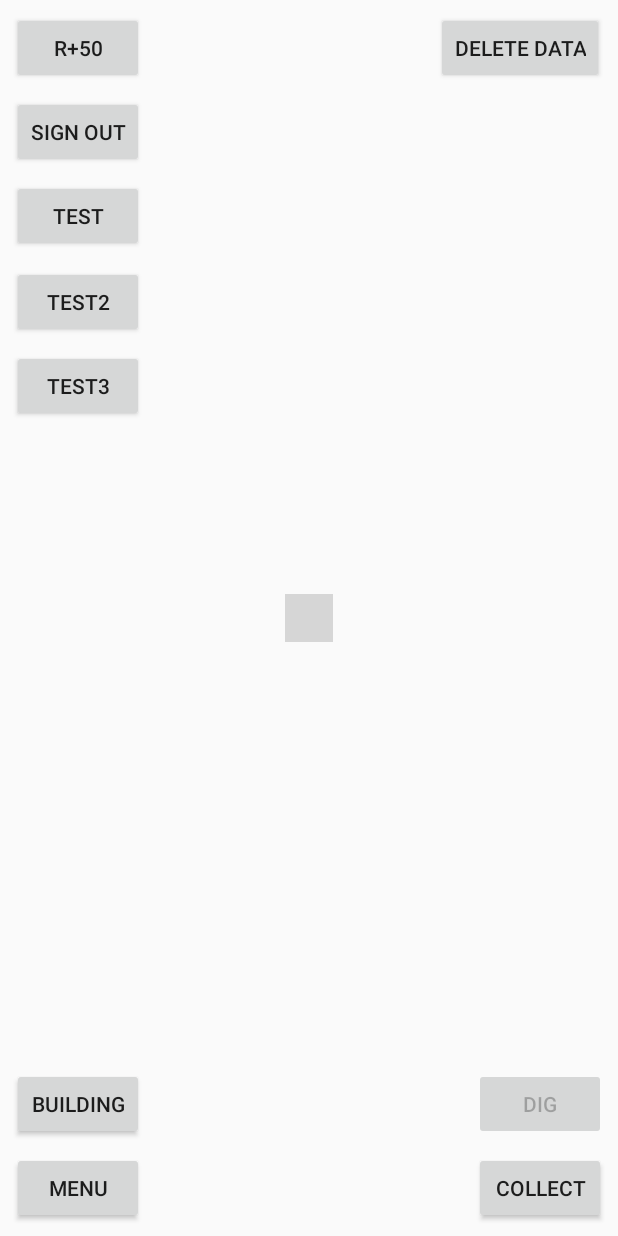
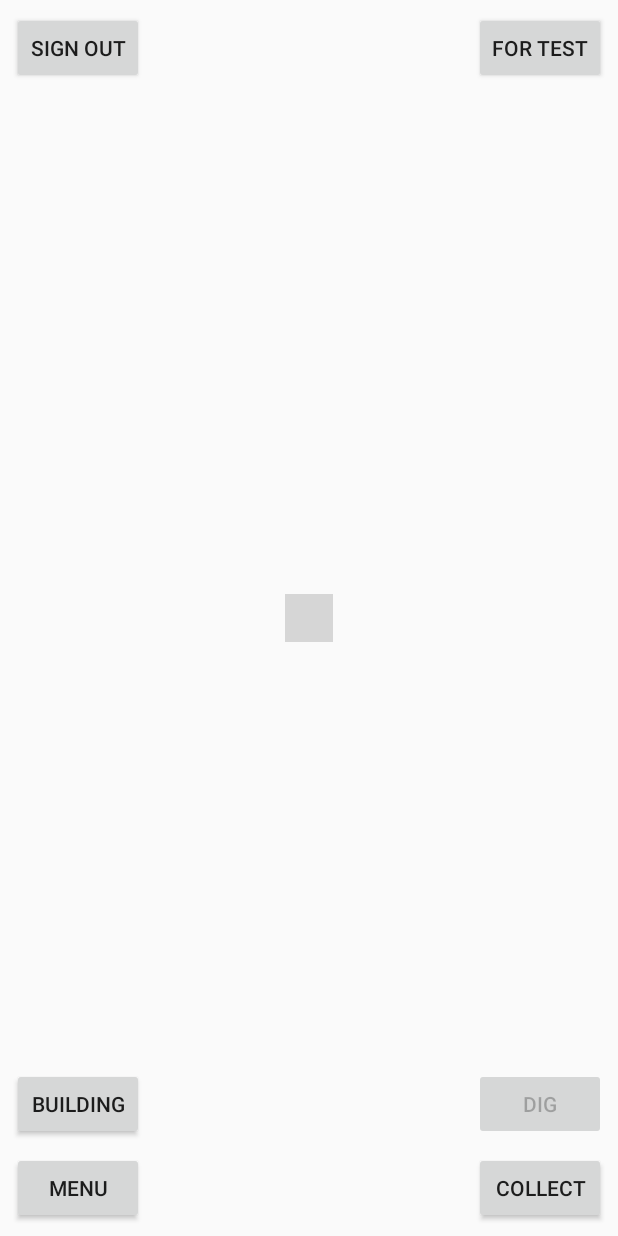
Before and after one commit to HanqinDu/Coinz, an Android app: the screen it shows after launch (MainActivity), on a phone screen of 412 x 824 dp. Run offline under Robolectric (Android 15) with nearby library versions, the phone set to English and light mode, and no system bars; our stand-ins replace Firebase (no records; nobody signed in at launch, a user with empty details on screens opened directly); libraries missing offline, so code that uses them is left out: com.mapbox.android, com.mapbox.mapboxsdk; plain views replace MapView; pictures from the network do not load; 9 statements that could not run were skipped; grey boxes are pictures that could not be loaded.

Commit message:
Unit test and debug

```diff
--- a/app/build.gradle
+++ b/app/build.gradle
@@ -35,6 +35,7 @@ dependencies {
     implementation 'com.android.support.constraint:constraint-layout:1.1.3'
     implementation 'com.android.support:design:28.0.0'
     testImplementation 'junit:junit:4.12'
+    androidTestImplementation 'com.android.support.test:rules:1.0.2'
     androidTestImplementation 'com.android.support.test:runner:1.0.2'
     androidTestImplementation 'com.android.support.test.espresso:espresso-core:3.0.2'
 
--- a/app/src/main/AndroidManifest.xml
+++ b/app/src/main/AndroidManifest.xml
@@ -33,7 +33,9 @@
         <activity android:name=".Activity.chest_Activity" />
         <activity android:name=".Activity.Building.library_Activity" />
         <activity android:name=".Activity.Building.appletonTower_Activity" />
-        <activity android:name=".Activity.Building.georgeSquare_Activity"></activity>
+        <activity android:name=".Activity.Building.georgeSquare_Activity" />
+        <activity android:name=".TestActivity" />
+        <activity android:name=".ToTestActivity"></activity>
     </application>
 
 </manifest>
--- a/app/src/main/java/s1615548/coinz/Activity/Building/appletonTower_Activity.kt
+++ b/app/src/main/java/s1615548/coinz/Activity/Building/appletonTower_Activity.kt
@@ -44,7 +44,7 @@ class appletonTower_Activity : AppCompatActivity() {
 
                 // update text and button
                 outputAppleton.text = result
-                introAppleton2.text = "golds: ${Golds.value}"
+                introAppleton2.text = "you have ${Golds.value.toInt()} golds"
                 btnBuyAppleton.isEnabled = Golds.value >= cost && Coins.coin_OnMap.size > 0
 
                 // save data
@@ -53,6 +53,9 @@ class appletonTower_Activity : AppCompatActivity() {
                 editor.putString("gold", Golds.value.toString())
                 editor.apply()
                 db.saveWallet()
+
+                // switch flag
+                Coins.map_change = true
 
             }else{
                 showToast("there is no coin on map")
--- a/app/src/main/java/s1615548/coinz/Activity/Building/georgeSquare_Activity.kt
+++ b/app/src/main/java/s1615548/coinz/Activity/Building/georgeSquare_Activity.kt
@@ -31,7 +31,7 @@ class georgeSquare_Activity : AppCompatActivity() {
             outputGeorge.text = Chest.tipLocation(LatLng(55.943585,-3.188791))
 
             // refresh text
-            introGeorge2.text = "golds: ${Golds.value}"
+            introGeorge2.text = "you have ${Golds.value.toInt()} golds"
 
             // save data
             val settings = getSharedPreferences("MyPrefsFile", Context.MODE_PRIVATE)
--- a/app/src/main/java/s1615548/coinz/Activity/Building/library_Activity.kt
+++ b/app/src/main/java/s1615548/coinz/Activity/Building/library_Activity.kt
@@ -34,7 +34,7 @@ class library_Activity : AppCompatActivity() {
 
             // refresh text and button
             outputLibrary.text = result
-            introLibrary2.text = "golds: ${Golds.value}"
+            introLibrary2.text = "you have ${Golds.value.toInt()} golds"
             btnBuyLibrary.isEnabled = Golds.value >= cost
 
             // save data
--- a/app/src/main/java/s1615548/coinz/Adapter/coins_gridview_adaptor.kt
+++ b/app/src/main/java/s1615548/coinz/Adapter/coins_gridview_adaptor.kt
@@ -38,6 +38,12 @@ class coins_gridview_adaptor(private val getContext: Context, private val Custom
 
         val item = custom_item[position]
 
+        if(selectedPositions[position]){
+            changeLight(Holder.img!!,-80)
+        }else{
+            changeLight(Holder.img!!,0)
+        }
+
         Holder.img!!.setImageResource(item.image)
         Holder.txt!!.setText(item.text)
 
--- a/app/src/main/java/s1615548/coinz/MainActivity.kt
+++ b/app/src/main/java/s1615548/coinz/MainActivity.kt
@@ -192,7 +192,7 @@ class MainActivity : AppCompatActivity(), OnMapReadyCallback, LocationEngineList
                 showToast("you find the chest!")
                 btndig.isEnabled = false
             }else{
-                showToast("there is nothing here, ${Chest.shovel} shovel left")
+                showToast("${Chest.tipLocation(LatLng(originLocation.latitude,originLocation.longitude))}, ${Chest.shovel} shovel left")
                 if(Chest.shovel <= 0){
                     btndig.isEnabled = false
                 }
@@ -230,44 +230,9 @@ class MainActivity : AppCompatActivity(), OnMapReadyCallback, LocationEngineList
         // test botton
 
         btnTest.setOnClickListener {
-            startActivity(Intent(this, library_Activity::class.java))
+            startActivity(Intent(this, TestActivity::class.java))
         }
 
-        btnTest2.setOnClickListener {
-            startActivity(Intent(this, georgeSquare_Activity::class.java))
-        }
-
-        btntest3.setOnClickListener {
-            startActivity(Intent(this, appletonTower_Activity::class.java))
-        }
-
-        btnDelete.setOnClickListener{
-
-            db.deleteAll()
-
-            Golds.value = 0.0
-
-            Coins.coin_InWallet.clear()
-            Coins.coin_OnMap.clear()
-            Coins.downloadDate = ""
-            Coins.transfer_made = 0
-
-            Chest.chest_State = 0
-            Chest.shovel = 5
-            Chest.attempt = 8
-            Chest.result = ""
-            Chest.solution[0] = 10
-            Chest.solution[1] = 10
-            Chest.solution[2] = 10
-            Chest.solution[3] = 10
-
-        }
-
-        btnIncreaseR.setOnClickListener{
-            Coins.collect_range += 50
-            Chest.collect_range += 50
-            showToast("collection range = " + Coins.collect_range)
-        }
 
     }
 
@@ -432,6 +397,11 @@ class MainActivity : AppCompatActivity(), OnMapReadyCallback, LocationEngineList
         super.onStart()
         mapView?.onStart()
 
+        if(Coins.map_change){
+            showCoins()
+            Coins.map_change = false
+        }
+
         btndig.isEnabled = Chest.shovel > 0 && Chest.chest_State == 0
     }
 
--- a/app/src/main/java/s1615548/coinz/Model/data.kt
+++ b/app/src/main/java/s1615548/coinz/Model/data.kt
@@ -14,7 +14,6 @@ object Buildings{
         list.add(Building("Library", LatLng(55.942710,-3.189074), "information about the code of chest"))
         list.add(Building("Appleton Tower", LatLng(55.944263,-3.186688), "collect random coins from map"))
         list.add(Building("George square", LatLng(55.943585,-3.188791), "information about the location of chest"))
-        list.add(Building("Student Centre", LatLng(55.945924,-3.188141), "information about the next day's exchanging rate"))
     }
 
 }
@@ -38,7 +37,7 @@ object Chest{
     var chest_State = 0   // 0: underground   1:been owned by player   2:already opened
     var shovel = 0
     var solution = mutableListOf(10, 10, 10, 10)
-    var collect_range = 100
+    var collect_range = 150
     var attempt = 8
     var result = ""
 
@@ -121,16 +120,22 @@ object Chest{
 
 // Data: coin
 object Coins{
+
+    // flag
+    var map_change = false
+    var mapdataReady = false
+
+    // changing rate
     var rate_SHIL = 0.0
     var rate_DOLR = 0.0
     var rate_QUID = 0.0
     var rate_PENY = 0.0
 
-    var mapdataReady = false
-
+    // capacity
     val bank_capacity = 300
     val daily_capacity = 25
 
+    // data of coins and map
     var collect_range:Double = 50.0
     var transfer_made = 0
     var send_made = 0
@@ -140,6 +145,7 @@ object Coins{
     var coin_InBank = arrayListOf<Coin>()
     var coin_FromMail = arrayListOf<Coin>()
     var downloadResult: String = ""
+
 
     fun update_map():Int{
 
--- a/app/src/main/java/s1615548/coinz/extention.kt
+++ b/app/src/main/java/s1615548/coinz/extention.kt
@@ -10,7 +10,7 @@ import android.widget.Toast
 import java.util.*
 
 // add function to Context to make Toast.makeText easier
-fun Context.showToast(message: String, duration: Int = Toast.LENGTH_SHORT){
+fun Context.showToast(message: String, duration: Int = Toast.LENGTH_LONG){
     Toast.makeText(this,message, duration).show()
 }
 
--- a/app/src/main/res/layout/activity_main.xml
+++ b/app/src/main/res/layout/activity_main.xml
@@ -23,16 +23,6 @@
         />
 
     <Button
-        android:id="@+id/btnIncreaseR"
-        android:layout_width="wrap_content"
-        android:layout_height="wrap_content"
-        android:layout_marginStart="8dp"
-        android:layout_marginTop="8dp"
-        android:text="R+50"
-        mapbox:layout_constraintStart_toStartOf="parent"
-        mapbox:layout_constraintTop_toTopOf="parent" />
-
-    <Button
         android:id="@+id/btnCollect"
         android:layout_width="wrap_content"
         android:layout_height="wrap_content"
@@ -50,7 +40,7 @@
         android:layout_marginTop="8dp"
         android:text="sign out"
         mapbox:layout_constraintStart_toStartOf="parent"
-        mapbox:layout_constraintTop_toBottomOf="@+id/btnIncreaseR" />
+        mapbox:layout_constraintTop_toTopOf="parent" />
 
     <Button
         android:id="@+id/btnWallet"
@@ -61,16 +51,6 @@
         android:text="Menu"
         mapbox:layout_constraintBottom_toBottomOf="parent"
         mapbox:layout_constraintStart_toStartOf="parent" />
-
-    <Button
-        android:id="@+id/btnDelete"
-        android:layout_width="wrap_content"
-        android:layout_height="wrap_content"
-        android:layout_marginTop="8dp"
-        android:layout_marginEnd="9dp"
-        android:text="delete data"
-        mapbox:layout_constraintEnd_toEndOf="parent"
-        mapbox:layout_constraintTop_toTopOf="parent" />
 
     <Button
         android:id="@+id/btndig"
@@ -96,30 +76,10 @@
         android:id="@+id/btnTest"
         android:layout_width="wrap_content"
         android:layout_height="wrap_content"
-        android:layout_marginStart="8dp"
         android:layout_marginTop="8dp"
-        android:text="test"
-        mapbox:layout_constraintStart_toStartOf="parent"
-        mapbox:layout_constraintTop_toBottomOf="@+id/btnSignout" />
-
-    <Button
-        android:id="@+id/btnTest2"
-        android:layout_width="wrap_content"
-        android:layout_height="wrap_content"
-        android:layout_marginStart="8dp"
-        android:layout_marginTop="9dp"
-        android:text="test2"
-        mapbox:layout_constraintStart_toStartOf="parent"
-        mapbox:layout_constraintTop_toBottomOf="@+id/btnTest" />
-
-    <Button
-        android:id="@+id/btntest3"
-        android:layout_width="wrap_content"
-        android:layout_height="wrap_content"
-        android:layout_marginStart="8dp"
-        android:layout_marginTop="8dp"
-        android:text="test3"
-        mapbox:layout_constraintStart_toStartOf="parent"
-        mapbox:layout_constraintTop_toBottomOf="@+id/btnTest2" />
+        android:layout_marginEnd="8dp"
+        android:text="for test"
+        mapbox:layout_constraintEnd_toEndOf="parent"
+        mapbox:layout_constraintTop_toTopOf="parent" />
 
 </android.support.constraint.ConstraintLayout>
```
Also changed, not shown: app/src/main/java/s1615548/coinz/Activity/bank_Activity.kt (+14 -8 lines), app/src/main/java/s1615548/coinz/Activity/frindscoin_Activity.kt (+13 -8 lines), app/src/main/java/s1615548/coinz/Activity/mail_Activity.kt (+7 -2 lines), app/src/main/java/s1615548/coinz/Activity/send_Activity.kt (+13 -8 lines), app/src/main/java/s1615548/coinz/Activity/wallet_Activity.kt (+13 -8 lines), app/src/main/java/s1615548/coinz/TestActivity.kt (added, +103 -0 lines), app/src/main/res/layout/activity_to_test.xml (added, +19 -0 lines), 3 other files.
